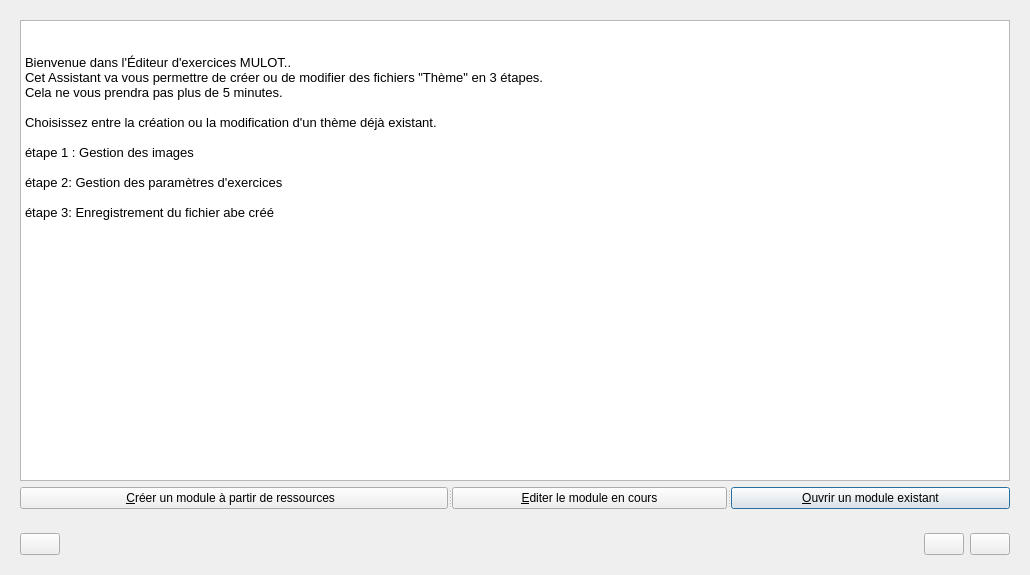
Old version of the form editeur.ui in the repository Txikilinux/leterrier-mulot.
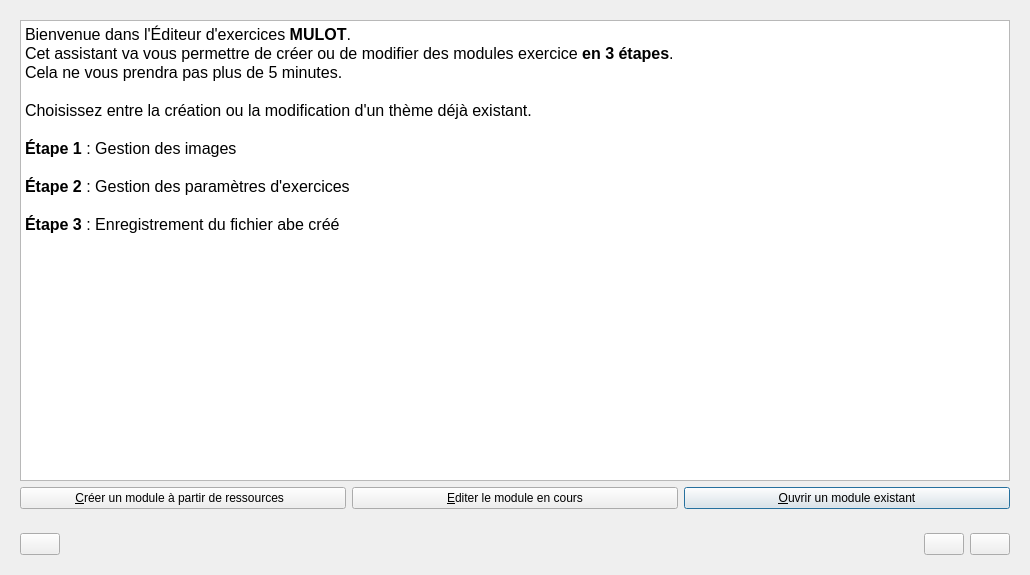
New version of the form. The open tabs and pages were chosen to show the change. Icons and pictures are not drawn. Custom widgets are drawn as their Qt base class.

Commit message: Changement editeur.ui (ecran d'accueil)

The edit to the form file:
```diff
--- a/editeur.ui
+++ b/editeur.ui
@@ -118,42 +118,17 @@
    </item>
    <item row="1" column="0">
     <widget class="QStackedWidget" name="stackedWidget">
+     <property name="styleSheet">
+      <string notr="true"/>
+     </property>
      <property name="currentIndex">
       <number>2</number>
      </property>
      <widget class="QWidget" name="page">
       <layout class="QGridLayout" name="gridLayout">
-       <item row="0" column="0">
-        <widget class="QTextEdit" name="textEdit">
-         <property name="focusPolicy">
-          <enum>Qt::NoFocus</enum>
-         </property>
-         <property name="html">
-          <string>&lt;!DOCTYPE HTML PUBLIC &quot;-//W3C//DTD HTML 4.0//EN&quot; &quot;http://www.w3.org/TR/REC-html40/strict.dtd&quot;&gt;
-&lt;html&gt;&lt;head&gt;&lt;meta name=&quot;qrichtext&quot; content=&quot;1&quot; /&gt;&lt;style type=&quot;text/css&quot;&gt;
-p, li { white-space: pre-wrap; }
-&lt;/style&gt;&lt;/head&gt;&lt;body style=&quot; font-family:'Sans'; font-size:10pt; font-weight:400; font-style:normal;&quot;&gt;
-&lt;p style=&quot; margin-top:0px; margin-bottom:0px; margin-left:0px; margin-right:0px; -qt-block-indent:0; text-indent:0px;&quot;&gt;&lt;img src=&quot;:/abuleduboxfilemanagerv1/hibou-48&quot; /&gt;&lt;/p&gt;
-&lt;p style=&quot;-qt-paragraph-type:empty; margin-top:0px; margin-bottom:0px; margin-left:0px; margin-right:0px; -qt-block-indent:0; text-indent:0px;&quot;&gt;&lt;/p&gt;
-&lt;p style=&quot; margin-top:0px; margin-bottom:0px; margin-left:0px; margin-right:0px; -qt-block-indent:0; text-indent:0px;&quot;&gt;Bienvenue dans l'Éditeur d'exercices MULOT..&lt;/p&gt;
-&lt;p style=&quot; margin-top:0px; margin-bottom:0px; margin-left:0px; margin-right:0px; -qt-block-indent:0; text-indent:0px;&quot;&gt;Cet Assistant va vous permettre de créer ou de modifier des fichiers &amp;quot;Thème&amp;quot; en 3 étapes.&lt;/p&gt;
-&lt;p style=&quot; margin-top:0px; margin-bottom:0px; margin-left:0px; margin-right:0px; -qt-block-indent:0; text-indent:0px;&quot;&gt;Cela ne vous prendra pas plus de 5 minutes.&lt;/p&gt;
-&lt;p style=&quot;-qt-paragraph-type:empty; margin-top:0px; margin-bottom:0px; margin-left:0px; margin-right:0px; -qt-block-indent:0; text-indent:0px;&quot;&gt;&lt;/p&gt;
-&lt;p style=&quot; margin-top:0px; margin-bottom:0px; margin-left:0px; margin-right:0px; -qt-block-indent:0; text-indent:0px;&quot;&gt;Choisissez entre la création ou la modification d'un thème déjà existant. &lt;/p&gt;
-&lt;p style=&quot;-qt-paragraph-type:empty; margin-top:0px; margin-bottom:0px; margin-left:0px; margin-right:0px; -qt-block-indent:0; text-indent:0px;&quot;&gt;&lt;/p&gt;
-&lt;p style=&quot; margin-top:0px; margin-bottom:0px; margin-left:0px; margin-right:0px; -qt-block-indent:0; text-indent:0px;&quot;&gt;étape 1 : Gestion des images&lt;/p&gt;
-&lt;p style=&quot;-qt-paragraph-type:empty; margin-top:0px; margin-bottom:0px; margin-left:0px; margin-right:0px; -qt-block-indent:0; text-indent:0px;&quot;&gt;&lt;/p&gt;
-&lt;p style=&quot; margin-top:0px; margin-bottom:0px; margin-left:0px; margin-right:0px; -qt-block-indent:0; text-indent:0px;&quot;&gt;étape 2: Gestion des paramètres d'exercices&lt;/p&gt;
-&lt;p style=&quot;-qt-paragraph-type:empty; margin-top:0px; margin-bottom:0px; margin-left:0px; margin-right:0px; -qt-block-indent:0; text-indent:0px;&quot;&gt;&lt;/p&gt;
-&lt;p style=&quot; margin-top:0px; margin-bottom:0px; margin-left:0px; margin-right:0px; -qt-block-indent:0; text-indent:0px;&quot;&gt;étape 3: Enregistrement du fichier abe créé&lt;/p&gt;&lt;/body&gt;&lt;/html&gt;</string>
-         </property>
-        </widget>
-       </item>
        <item row="1" column="0">
-        <widget class="QSplitter" name="splitter">
-         <property name="orientation">
-          <enum>Qt::Horizontal</enum>
-         </property>
+        <layout class="QHBoxLayout" name="horizontalLayout_6">
+         <item>
          <widget class="QPushButton" name="btnCreationAbe">
           <property name="focusPolicy">
            <enum>Qt::NoFocus</enum>
@@ -162,6 +137,8 @@
            <string>&amp;Créer un module à partir de ressources  </string>
           </property>
          </widget>
+         </item>
+         <item>
          <widget class="QPushButton" name="btnModificationCourant">
           <property name="minimumSize">
            <size>
@@ -182,11 +159,38 @@
            <string>&amp;Editer le module en cours</string>
           </property>
          </widget>
+         </item>
+         <item>
          <widget class="QPushButton" name="btnModificationAutre">
           <property name="text">
            <string>&amp;Ouvrir un module existant</string>
           </property>
          </widget>
+         </item>
+        </layout>
+       </item>
+       <item row="0" column="0">
+        <widget class="QTextEdit" name="textEdit">
+         <property name="focusPolicy">
+          <enum>Qt::NoFocus</enum>
+         </property>
+         <property name="html">
+          <string>&lt;!DOCTYPE HTML PUBLIC &quot;-//W3C//DTD HTML 4.0//EN&quot; &quot;http://www.w3.org/TR/REC-html40/strict.dtd&quot;&gt;
+&lt;html&gt;&lt;head&gt;&lt;meta name=&quot;qrichtext&quot; content=&quot;1&quot; /&gt;&lt;style type=&quot;text/css&quot;&gt;
+p, li { white-space: pre-wrap; }
+&lt;/style&gt;&lt;/head&gt;&lt;body style=&quot; font-family:'Sans'; font-size:10pt; font-weight:400; font-style:normal;&quot;&gt;
+&lt;p style=&quot; margin-top:0px; margin-bottom:0px; margin-left:0px; margin-right:0px; -qt-block-indent:0; text-indent:0px;&quot;&gt;&lt;span style=&quot; font-size:12pt;&quot;&gt;Bienvenue dans l'Éditeur d'exercices &lt;/span&gt;&lt;span style=&quot; font-size:12pt; font-weight:600;&quot;&gt;MULOT&lt;/span&gt;&lt;span style=&quot; font-size:12pt;&quot;&gt;.&lt;/span&gt;&lt;/p&gt;
+&lt;p style=&quot; margin-top:0px; margin-bottom:0px; margin-left:0px; margin-right:0px; -qt-block-indent:0; text-indent:0px;&quot;&gt;&lt;span style=&quot; font-size:12pt;&quot;&gt;Cet assistant va vous permettre de créer ou de modifier des modules exercice &lt;/span&gt;&lt;span style=&quot; font-size:12pt; font-weight:600;&quot;&gt;en 3 étapes&lt;/span&gt;&lt;span style=&quot; font-size:12pt;&quot;&gt;.&lt;/span&gt;&lt;/p&gt;
+&lt;p style=&quot; margin-top:0px; margin-bottom:0px; margin-left:0px; margin-right:0px; -qt-block-indent:0; text-indent:0px;&quot;&gt;&lt;span style=&quot; font-size:12pt;&quot;&gt;Cela ne vous prendra pas plus de 5 minutes.&lt;/span&gt;&lt;/p&gt;
+&lt;p style=&quot;-qt-paragraph-type:empty; margin-top:0px; margin-bottom:0px; margin-left:0px; margin-right:0px; -qt-block-indent:0; text-indent:0px; font-size:12pt;&quot;&gt;&lt;/p&gt;
+&lt;p style=&quot; margin-top:0px; margin-bottom:0px; margin-left:0px; margin-right:0px; -qt-block-indent:0; text-indent:0px;&quot;&gt;&lt;span style=&quot; font-size:12pt;&quot;&gt;Choisissez entre la création ou la modification d'un thème déjà existant. &lt;/span&gt;&lt;/p&gt;
+&lt;p style=&quot;-qt-paragraph-type:empty; margin-top:0px; margin-bottom:0px; margin-left:0px; margin-right:0px; -qt-block-indent:0; text-indent:0px; font-size:12pt;&quot;&gt;&lt;/p&gt;
+&lt;p style=&quot; margin-top:0px; margin-bottom:0px; margin-left:0px; margin-right:0px; -qt-block-indent:0; text-indent:0px;&quot;&gt;&lt;span style=&quot; font-size:12pt; font-weight:600;&quot;&gt;Étape 1 &lt;/span&gt;&lt;span style=&quot; font-size:12pt;&quot;&gt;: Gestion des images&lt;/span&gt;&lt;/p&gt;
+&lt;p style=&quot;-qt-paragraph-type:empty; margin-top:0px; margin-bottom:0px; margin-left:0px; margin-right:0px; -qt-block-indent:0; text-indent:0px; font-size:12pt;&quot;&gt;&lt;/p&gt;
+&lt;p style=&quot; margin-top:0px; margin-bottom:0px; margin-left:0px; margin-right:0px; -qt-block-indent:0; text-indent:0px;&quot;&gt;&lt;span style=&quot; font-size:12pt; font-weight:600;&quot;&gt;Étape 2 &lt;/span&gt;&lt;span style=&quot; font-size:12pt;&quot;&gt;: Gestion des paramètres d'exercices&lt;/span&gt;&lt;/p&gt;
+&lt;p style=&quot;-qt-paragraph-type:empty; margin-top:0px; margin-bottom:0px; margin-left:0px; margin-right:0px; -qt-block-indent:0; text-indent:0px; font-size:12pt;&quot;&gt;&lt;/p&gt;
+&lt;p style=&quot; margin-top:0px; margin-bottom:0px; margin-left:0px; margin-right:0px; -qt-block-indent:0; text-indent:0px;&quot;&gt;&lt;span style=&quot; font-size:12pt; font-weight:600;&quot;&gt;Étape 3 &lt;/span&gt;&lt;span style=&quot; font-size:12pt;&quot;&gt;: Enregistrement du fichier abe créé&lt;/span&gt;&lt;/p&gt;&lt;/body&gt;&lt;/html&gt;</string>
+         </property>
         </widget>
        </item>
       </layout>
```
Left out of the diff: 2 changed lines with no effect on the pictures. Lines whose indentation alone changed are shown as unchanged.
